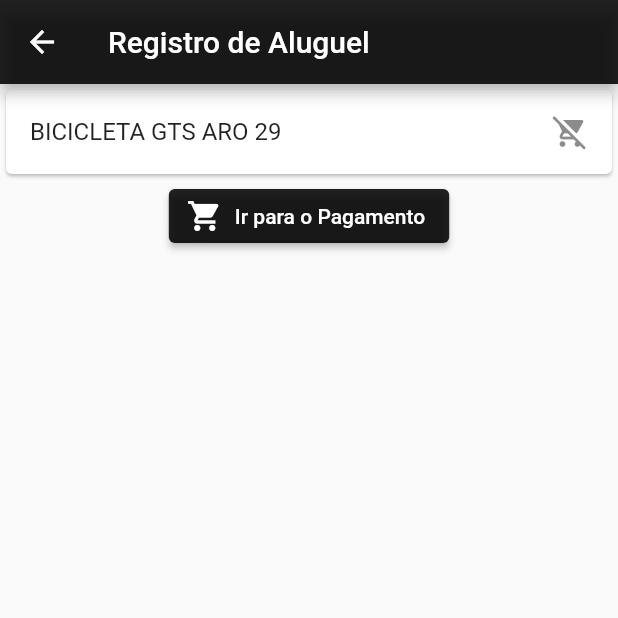
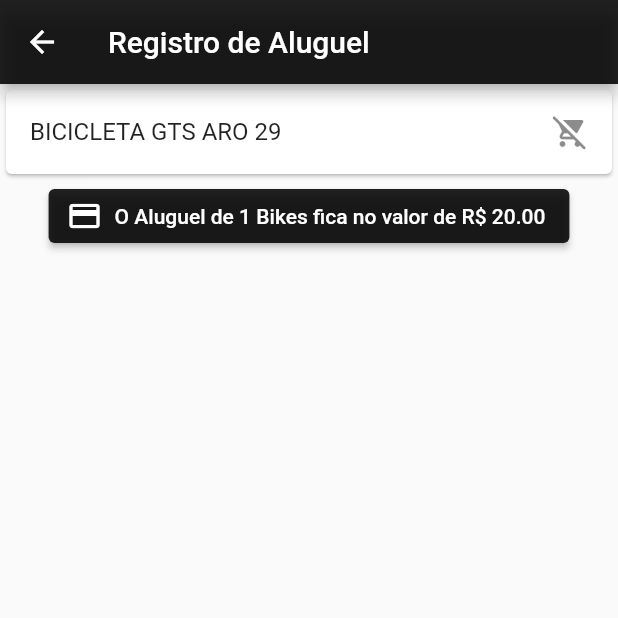
Before and after one commit to CharlestonRibeiro/App_aluguel_bicicleta, a Flutter app: the screen it shows after launch, scrolled down 354 dp, after a tap on the "add shopping cart" icon, after a tap on the "pedal bike" icon, on a phone screen of 412 x 824 dp, the top half of it. Run offline on Flutter 3.47's test engine with Material 2 defaults, Android fonts, the phone set to English and light mode, and no system bars; our stand-ins replace cached_network_image; network calls fail.

Commit message:
Linha secundaria

```diff
--- a/lib/Components/bike_grid_item.dart
+++ b/lib/Components/bike_grid_item.dart
@@ -7,7 +7,6 @@ import 'package:provider/provider.dart';
 import '../app_routes.dart';
 
 class BikeGridItem extends StatelessWidget {
-
   final Bike bike;
   BikeGridItem(this.bike);
 
@@ -15,26 +14,49 @@ class BikeGridItem extends StatelessWidget {
   Widget build(BuildContext context) {
     var cartProvider = Provider.of<CartItem>(context);
     return GestureDetector(
-      onTap: (){
+      onTap: () {
         Navigator.of(context).pushNamed(AppRoutes.BIKE_DETAIL, arguments: bike);
       },
       child: GridTile(
-        child: Image(image: CachedNetworkImageProvider(bike.imagemURL), fit: BoxFit.cover,
+        child: Image(
+          image: CachedNetworkImageProvider(bike.imagemURL),
+          fit: BoxFit.cover,
         ),
         footer: GridTileBar(
           backgroundColor: Colors.black87,
-          title:  Text('${bike.nome}',
+          title: Text(
+            '${bike.nome}',
             style: TextStyle(color: Colors.white, fontWeight: FontWeight.bold),
             textAlign: TextAlign.left,
           ),
-          subtitle: Text('Diária: R\$ ${bike.preco}',
+          subtitle: Text(
+            'Diária: R\$ ${bike.preco}',
             style: TextStyle(color: Colors.white, fontWeight: FontWeight.bold),
           ),
-          trailing: GestureDetector(child: Icon(Icons.add_shopping_cart),
-          onTap: (){
-            cartProvider.addBike(bike);
-            print('Quantidade de Bikes no Cart: ${cartProvider.total}');
-          },),
+          trailing: GestureDetector(
+            child: Icon(Icons.add_shopping_cart),
+            onTap: () {
+              showDialog(
+                  context: context,
+                  builder: (BuildContext context) {
+                    return AlertDialog(
+                      title: Text("${bike.nome}"),
+                      content: Text(cartProvider.addBike(bike)),
+                      actions: <Widget>[
+                        ElevatedButton(
+                            onPressed: () {
+                              Navigator.pop(context);
+                            },
+                            child: Text('Fechar'))
+                      ],
+                    );
+                  });
+
+              //cartProvider.addBike(bike);
+              cartProvider.sumPrice(bike);
+              print('Quantidade de Bikes no Cart: ${cartProvider.total}');
+            },
+          ),
         ),
       ),
     );
--- a/lib/Providers/cart_item.dart
+++ b/lib/Providers/cart_item.dart
@@ -4,16 +4,37 @@ import 'package:flutter/material.dart';
 class CartItem with ChangeNotifier{
   List<Bike> _bikes = [];
   List<Bike> get bikes => [..._bikes];
-
   int get total => _bikes.length;
 
-  void addBike(Bike bike){
-    _bikes.add(bike);
-    notifyListeners();
+  String resposta = "";
+  double somaTotal = 0;
+
+
+  addBike(Bike bike){
+    if (!_bikes.contains(bike)) {
+        _bikes.add(bike);
+        notifyListeners();
+        resposta = "Otima escolha";
+    }else{
+      resposta = "Item já selecionado!";
+    }
+    return resposta;
   }
 
   void removeBike(Bike bike){
     _bikes.remove(bike);
     notifyListeners();
   }
+
+  void sumPrice(Bike bike){
+    somaTotal += bike.preco;
+    notifyListeners();
+  }
+
+  void mPrice(Bike bike){
+    somaTotal -= bike.preco;
+    notifyListeners();
+  }
+
+
 }
--- a/lib/Screens/cart_detail_screen.dart
+++ b/lib/Screens/cart_detail_screen.dart
@@ -26,6 +26,7 @@ class CartDetailScreen extends StatelessWidget {
                       trailing: GestureDetector(
                         onTap: (){
                           cartProvider.removeBike(bikes[index]);
+                          cartProvider.mPrice(bikes[index]);
                         },
                         child: Icon(Icons.remove_shopping_cart_rounded),),
                       title: Text('${bikes[index].nome}'),
@@ -37,8 +38,8 @@ class CartDetailScreen extends StatelessWidget {
                     backgroundColor: MaterialStateProperty.all<Color>(Colors.black87)
                 ),
                 onPressed: () {},
-                icon:Icon(Icons.shopping_cart),
-                label: Text('Ir para o Pagamento')
+                icon: Icon(Icons.payment),
+                label: Text('O Aluguel de ${cartProvider.total} Bikes fica no valor de R\$ ${cartProvider.somaTotal.toStringAsFixed(2)}')
             ),
           ],
         ),
--- a/pubspec.yaml
+++ b/pubspec.yaml
@@ -30,6 +30,7 @@ dependencies:
   cupertino_icons: ^1.0.2
   cached_network_image: ^3.1.0
   provider: ^6.0.0
+
 
 dev_dependencies:
   flutter_test:
```
Also changed, not shown: lib/Screens/bike_details_screen.dart (+54 -9 lines).
